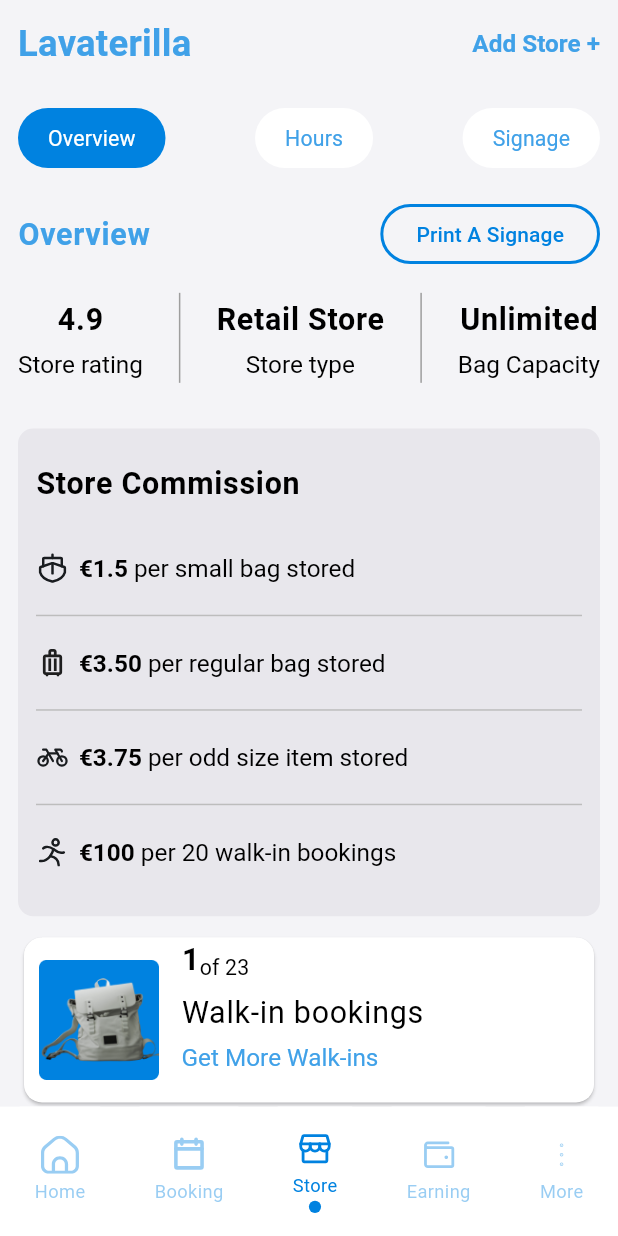
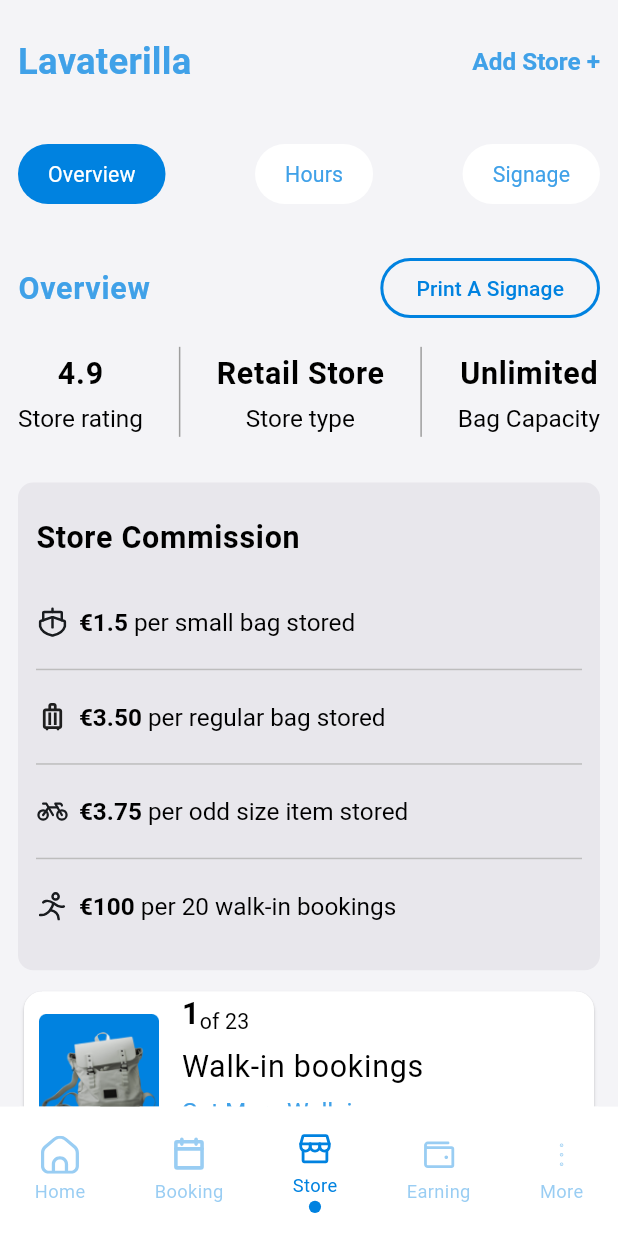
Before and after one commit to sohanthink/cenith-merchant, a Flutter app: the screen it shows after launch, item 3 of the bottom bar chosen, on a phone screen of 412 x 824 dp. Run offline on Flutter 3.47's test engine with Material 3 defaults, Android fonts, the phone set to English and light mode, and no system bars; our stand-ins replace fl_chart, flutter_screenutil, flutter_svg, get, intl_phone_field, table_calendar; missing offline and left inert: mobile_scanner; Roboto replaces fonts that are missing (Catamaran).

Commit message:
fix padding issue on store screen

```diff
--- a/lib/features/booking/view/booking_view.dart
+++ b/lib/features/booking/view/booking_view.dart
@@ -143,7 +143,7 @@ class _BookingViewState extends State<BookingView> {
                   CustomCircleIcons(
                     icon: IconsPath.toolsFilterIconSvg,
                     padding: 12.w,
-                    onTap: () {},
+                    onTap: () {Navigator.pushNamed(context, DownloadView.name);},
                   ),
                   CustomCircleIcons(
                     icon: IconsPath.downloadIconSvg,
--- a/lib/features/booking/widgets/custom_circle_icons.dart
+++ b/lib/features/booking/widgets/custom_circle_icons.dart
@@ -4,7 +4,7 @@ import 'package:flutter_screenutil/flutter_screenutil.dart';
 import 'package:flutter_svg/flutter_svg.dart';
 
 class CustomCircleIcons extends StatelessWidget {
-   CustomCircleIcons({super.key, required this.icon,this.padding, required this.onTap});
+    CustomCircleIcons({super.key, required this.icon,this.padding, required this.onTap});
 
   final String icon;
   double? padding;
--- a/lib/features/earnings/widgets/custom_drop_down_widget.dart
+++ b/lib/features/earnings/widgets/custom_drop_down_widget.dart
@@ -1,3 +1,4 @@
+import 'package:cenith_marchent/core/theme/text_theme.dart';
 import 'package:flutter/material.dart';
 import '../../../../core/constants/app_colors.dart';
 
@@ -24,7 +25,7 @@ class _CustomDropDownMenuState extends State<CustomDropDownMenu> {
     return Container(
       padding: EdgeInsets.symmetric(horizontal: 10),
       height: 50,
-      width: (MediaQuery.of(context).size.width / 2) - 17,
+      width: (MediaQuery.of(context).size.width / 2) - 30,
       decoration: BoxDecoration(
         borderRadius: BorderRadius.circular(20),
         border: Border.all(color: AppColors.themColor.shade500),
@@ -33,6 +34,7 @@ class _CustomDropDownMenuState extends State<CustomDropDownMenu> {
         child: DropdownButton(
           items: widget.selectedOption,
           value:  selectedItem,
+          style: fontSize16(context),
           icon: Icon(
             Icons.keyboard_arrow_down_sharp,
             size: 30,
--- a/lib/features/store/view/overview.dart
+++ b/lib/features/store/view/overview.dart
@@ -18,6 +18,8 @@ class _OverviewState extends State<Overview> {
   @override
   Widget build(BuildContext context) {
     return SingleChildScrollView(
+      child: Padding(
+        padding: const EdgeInsets.all(12),
         child: Column(
           crossAxisAlignment: CrossAxisAlignment.start,
           children: [
@@ -35,6 +37,7 @@ class _OverviewState extends State<Overview> {
             SizedBox(height: 15),
             buildReviewSection(context),
           ],
+        ),
       ),
     );
   }
--- a/lib/features/store/view/storeview.dart
+++ b/lib/features/store/view/storeview.dart
@@ -22,8 +22,6 @@ class _StoreViewState extends State<StoreView> {
       child: Scaffold(
         backgroundColor: AppColors.scaffoldColor,
         body: SingleChildScrollView(
-          child: Padding(
-            padding: const EdgeInsets.symmetric(horizontal: 12),
           child: Column(
             children: [
               SizedBox(height: 10),
@@ -36,11 +34,12 @@ class _StoreViewState extends State<StoreView> {
           ),
         ),
       ),
-      ),
     );
   }
   Widget buildMenuSection(BuildContext context) {
-    return Row(
+    return Padding(
+      padding: EdgeInsets.symmetric(horizontal: 12),
+      child: Row(
                 mainAxisAlignment: MainAxisAlignment.spaceBetween,
                 children: ['Overview', 'Hours', 'Signage'].asMap().entries.map((
                   item,
@@ -75,11 +74,14 @@ class _StoreViewState extends State<StoreView> {
                     ),
                   );
                 }).toList(),
+              ),
     );
   }
 
   Widget buildHeaderSection(BuildContext context) {
-    return Row(
+    return Padding(
+      padding: const EdgeInsets.all(12),
+      child: Row(
                 mainAxisAlignment: MainAxisAlignment.spaceBetween,
                 children: [
                   Text(
@@ -96,6 +98,7 @@ class _StoreViewState extends State<StoreView> {
                     ),
                   ),
                 ],
+              ),
     );
   }
 }
```
Lines whose indentation alone changed are shown as unchanged.
